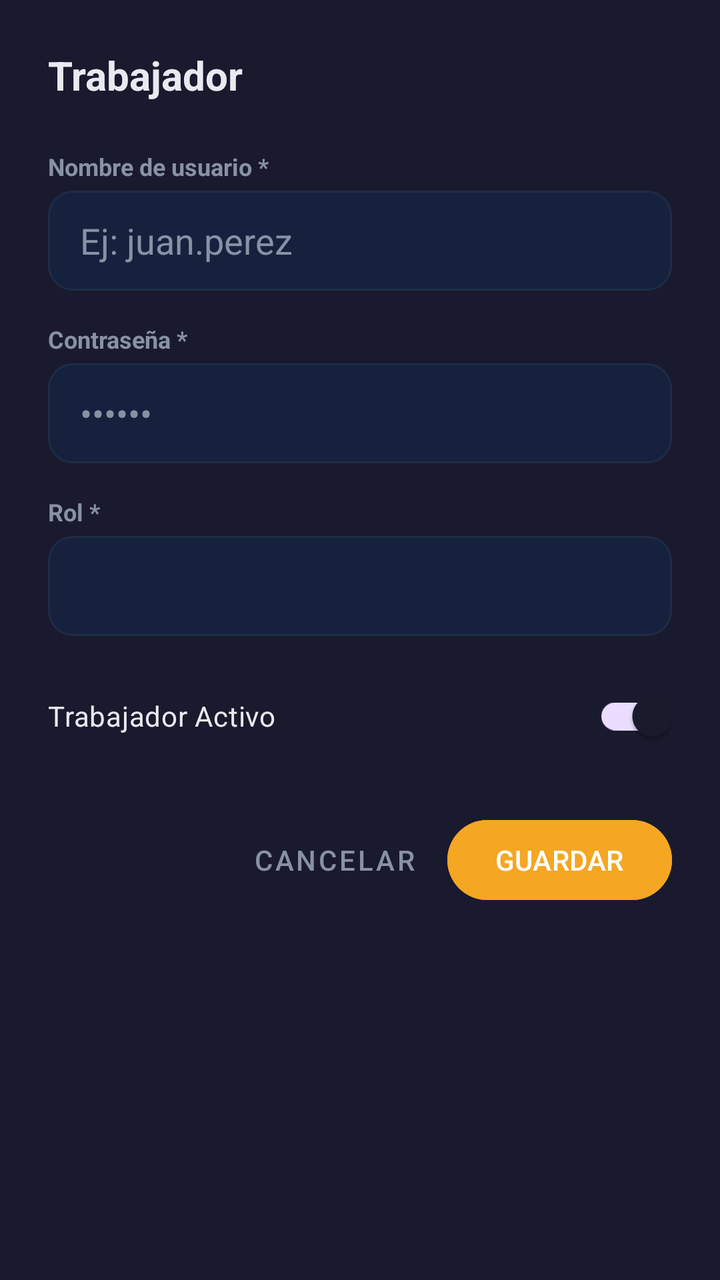
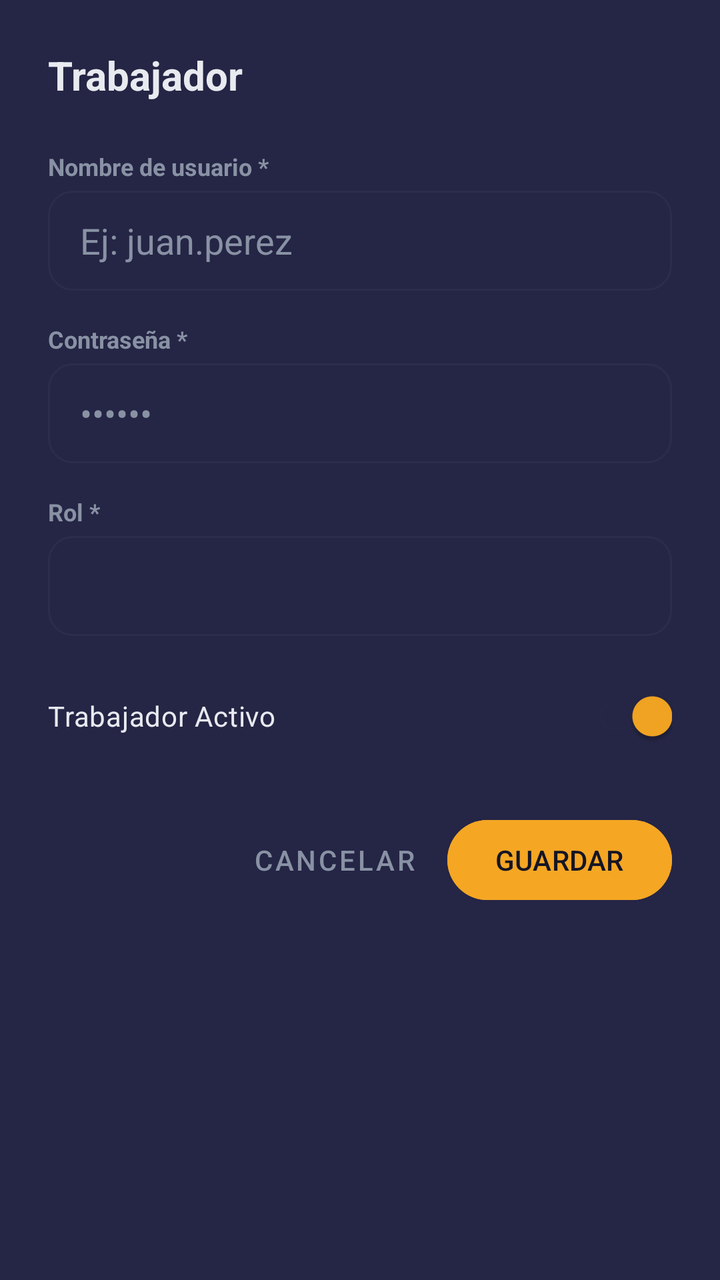

Compare the two renders of this Android layout. The source of the first and the diff that turns it into the second are given below.
<!-- AndroidManifest.xml: application theme Theme.Electrobazar -->
<!-- res/layout/dialog_worker_form.xml -->
<?xml version="1.0" encoding="utf-8"?>
<ScrollView xmlns:android="http://schemas.android.com/apk/res/android"
    xmlns:app="http://schemas.android.com/apk/res-auto"
    android:layout_width="match_parent"
    android:layout_height="wrap_content"
    android:background="@color/primary">

    <LinearLayout
        android:layout_width="match_parent"
        android:layout_height="wrap_content"
        android:orientation="vertical"
        android:padding="24dp">

        <TextView
            android:id="@+id/dialogTitle"
            android:layout_width="wrap_content"
            android:layout_height="wrap_content"
            android:layout_marginBottom="24dp"
            android:text="Trabajador"
            android:textColor="@color/text_main"
            android:textSize="20sp"
            android:textStyle="bold" />

        <TextView
            android:layout_width="wrap_content"
            android:layout_height="wrap_content"
            android:text="Nombre de usuario *"
            android:textColor="@color/text_muted"
            android:textSize="12sp"
            android:textStyle="bold" />

        <EditText
            android:id="@+id/editWorkerUsername"
            android:layout_width="match_parent"
            android:layout_height="50dp"
            android:layout_marginTop="4dp"
            android:layout_marginBottom="16dp"
            android:background="@drawable/input_bg"
            android:hint="Ej: juan.perez"
            android:inputType="text"
            android:paddingHorizontal="16dp"
            android:textColor="@color/text_main"
            android:textColorHint="@color/text_muted" />

        <TextView
            android:id="@+id/workerPasswordLabel"
            android:layout_width="wrap_content"
            android:layout_height="wrap_content"
            android:text="Contraseña *"
            android:textColor="@color/text_muted"
            android:textSize="12sp"
            android:textStyle="bold" />

        <EditText
            android:id="@+id/editWorkerPassword"
            android:layout_width="match_parent"
            android:layout_height="50dp"
            android:layout_marginTop="4dp"
            android:layout_marginBottom="16dp"
            android:background="@drawable/input_bg"
            android:hint="••••••"
            android:inputType="textPassword"
            android:paddingHorizontal="16dp"
            android:textColor="@color/text_main"
            android:textColorHint="@color/text_muted" />

        <TextView
            android:layout_width="wrap_content"
            android:layout_height="wrap_content"
            android:text="Rol *"
            android:textColor="@color/text_muted"
            android:textSize="12sp"
            android:textStyle="bold" />

        <Spinner
            android:id="@+id/editWorkerRoleSpinner"
            android:layout_width="match_parent"
            android:layout_height="50dp"
            android:layout_marginTop="4dp"
            android:layout_marginBottom="16dp"
            android:background="@drawable/input_bg"
            android:spinnerMode="dropdown" />

        <com.google.android.material.switchmaterial.SwitchMaterial
            android:id="@+id/editWorkerActiveSwitch"
            android:layout_width="match_parent"
            android:layout_height="wrap_content"
            android:layout_marginBottom="24dp"
            android:checked="true"
            android:text="Trabajador Activo"
            android:textColor="@color/text_main" />

        <LinearLayout
            android:layout_width="match_parent"
            android:layout_height="wrap_content"
            android:gravity="end"
            android:orientation="horizontal">

            <Button
                android:id="@+id/cancelWorkerBtn"
                style="@style/Widget.MaterialComponents.Button.TextButton"
                android:layout_width="wrap_content"
                android:layout_height="wrap_content"
                android:text="CANCELAR"
                android:textColor="@color/text_muted" />

            <Button
                android:id="@+id/saveWorkerBtn"
                android:layout_width="wrap_content"
                android:layout_height="wrap_content"
                android:layout_marginStart="8dp"
                android:backgroundTint="@color/accent"
                android:text="GUARDAR"
                android:textColor="@color/white" />
        </LinearLayout>

    </LinearLayout>
</ScrollView>
<!-- resources referenced by this layout -->
<resources>
  <color name="accent">#f5a623</color>
  <color name="primary">#1a1a2e</color>
  <color name="text_main">#e8eaf0</color>
  <color name="text_muted">#8892a4</color>
  <color name="white">#FFFFFF</color>
  <!-- drawable input_bg (drawable) -->
  <?xml version="1.0" encoding="utf-8"?>
  <shape xmlns:android="http://schemas.android.com/apk/res/android">
      <solid android:color="@color/primary_variant" />
      <corners android:radius="12dp" />
      <stroke android:width="1dp" android:color="@color/border" />
  </shape>
  <style name="Theme.Electrobazar" parent="Base.Theme.Electrobazar" />
  <color name="primary_variant">#16213e</color>
  <color name="border">#1e2d45</color>
  <style name="Base.Theme.Electrobazar" parent="Theme.Material3.DayNight.NoActionBar">
          <item name="colorPrimary">@color/primary</item>
          <item name="colorSecondary">@color/secondary</item>
          <item name="android:windowBackground">@color/background</item>
          <item name="android:textColorPrimary">@color/text_main</item>
          <item name="colorError">@color/danger</item>
      </style>
  <color name="secondary">#16213e</color>
  <color name="background">#111111</color>
  <color name="danger">#ef4444</color>
</resources>

<!-- the commit's change to res/layout/dialog_worker_form.xml (unified diff, before → after) -->
@@ -3,7 +3,7 @@
     xmlns:app="http://schemas.android.com/apk/res-auto"
     android:layout_width="match_parent"
     android:layout_height="wrap_content"
-    android:background="@color/primary">
+    android:background="?attr/colorSurface">
 
     <LinearLayout
         android:layout_width="match_parent"
@@ -17,7 +17,7 @@
             android:layout_height="wrap_content"
             android:layout_marginBottom="24dp"
             android:text="Trabajador"
-            android:textColor="@color/text_main"
+            android:textColor="?attr/android:textColorPrimary"
             android:textSize="20sp"
             android:textStyle="bold" />
 
@@ -25,7 +25,7 @@
             android:layout_width="wrap_content"
             android:layout_height="wrap_content"
             android:text="Nombre de usuario *"
-            android:textColor="@color/text_muted"
+            android:textColor="?attr/android:textColorSecondary"
             android:textSize="12sp"
             android:textStyle="bold" />
 
@@ -39,15 +39,15 @@
             android:hint="Ej: juan.perez"
             android:inputType="text"
             android:paddingHorizontal="16dp"
-            android:textColor="@color/text_main"
-            android:textColorHint="@color/text_muted" />
+            android:textColor="?attr/android:textColorPrimary"
+            android:textColorHint="?attr/android:textColorSecondary" />
 
         <TextView
             android:id="@+id/workerPasswordLabel"
             android:layout_width="wrap_content"
             android:layout_height="wrap_content"
             android:text="Contraseña *"
-            android:textColor="@color/text_muted"
+            android:textColor="?attr/android:textColorSecondary"
             android:textSize="12sp"
             android:textStyle="bold" />
 
@@ -61,14 +61,14 @@
             android:hint="••••••"
             android:inputType="textPassword"
             android:paddingHorizontal="16dp"
-            android:textColor="@color/text_main"
-            android:textColorHint="@color/text_muted" />
+            android:textColor="?attr/android:textColorPrimary"
+            android:textColorHint="?attr/android:textColorSecondary" />
 
         <TextView
             android:layout_width="wrap_content"
             android:layout_height="wrap_content"
             android:text="Rol *"
-            android:textColor="@color/text_muted"
+            android:textColor="?attr/android:textColorSecondary"
             android:textSize="12sp"
             android:textStyle="bold" />
 
@@ -88,7 +88,7 @@
             android:layout_marginBottom="24dp"
             android:checked="true"
             android:text="Trabajador Activo"
-            android:textColor="@color/text_main" />
+            android:textColor="?attr/android:textColorPrimary" />
 
         <LinearLayout
             android:layout_width="match_parent"
@@ -102,16 +102,16 @@
                 android:layout_width="wrap_content"
                 android:layout_height="wrap_content"
                 android:text="CANCELAR"
-                android:textColor="@color/text_muted" />
+                android:textColor="?attr/android:textColorSecondary" />
 
             <Button
                 android:id="@+id/saveWorkerBtn"
                 android:layout_width="wrap_content"
                 android:layout_height="wrap_content"
                 android:layout_marginStart="8dp"
-                android:backgroundTint="@color/accent"
+                android:backgroundTint="?attr/colorPrimary"
                 android:text="GUARDAR"
-                android:textColor="@color/white" />
+                android:textColor="?attr/android:windowBackground" />
         </LinearLayout>
 
     </LinearLayout>
<!-- resource entries referenced after the edit -->
@@ -1,10 +1,10 @@
 <!-- resources referenced by this layout -->
 <resources>
   <color name="accent">#f5a623</color>
-  <color name="primary">#1a1a2e</color>
+  <color name="primary">#151525</color>
+  <color name="surface">#252545</color>
   <color name="text_main">#e8eaf0</color>
   <color name="text_muted">#8892a4</color>
-  <color name="white">#FFFFFF</color>
   <!-- drawable input_bg (drawable) -->
   <?xml version="1.0" encoding="utf-8"?>
   <shape xmlns:android="http://schemas.android.com/apk/res/android">
@@ -13,17 +13,34 @@
       <stroke android:width="1dp" android:color="@color/border" />
   </shape>
   <style name="Theme.Electrobazar" parent="Base.Theme.Electrobazar" />
-  <color name="primary_variant">#16213e</color>
-  <color name="border">#1e2d45</color>
+  <color name="border">#2c2c4d</color>
   <style name="Base.Theme.Electrobazar" parent="Theme.Material3.DayNight.NoActionBar">
-          <item name="colorPrimary">@color/primary</item>
-          <item name="colorSecondary">@color/secondary</item>
-          <item name="android:windowBackground">@color/background</item>
+          
+          <item name="colorPrimary">@color/accent</item>
+          <item name="colorOnPrimary">@color/primary</item>
+          <item name="colorSecondary">@color/accent</item>
+          <item name="colorOnSecondary">@color/primary</item>
+          <item name="colorPrimaryContainer">@color/surface</item>
+          <item name="colorOnPrimaryContainer">@color/text_main</item>
+          
+          <item name="colorSurface">@color/surface</item>
+          <item name="colorOnSurface">@color/text_main</item>
+          <item name="colorSurfaceVariant">@color/secondary</item>
+          <item name="colorOnSurfaceVariant">@color/text_muted</item>
+          <item name="colorOutline">@color/border</item>
+          
+          <item name="android:windowBackground">@color/primary</item>
+          <item name="android:colorBackground">@color/primary</item>
           <item name="android:textColorPrimary">@color/text_main</item>
+          <item name="android:textColorSecondary">@color/text_muted</item>
+          <item name="android:textColorHint">@color/text_muted</item>
+          
+          <item name="android:statusBarColor">@color/primary</item>
+          <item name="android:navigationBarColor">@color/primary</item>
+          
           <item name="colorError">@color/danger</item>
       </style>
-  <color name="secondary">#16213e</color>
-  <color name="background">#111111</color>
+  <color name="secondary">#1e1e35</color>
   <color name="danger">#ef4444</color>
 </resources>
 
